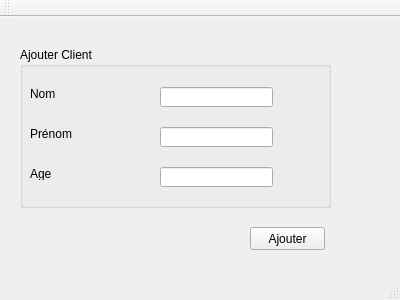
karim-aloulou/Smart_Park-C-QTC, file mainwindow.ui: the form before one commit.
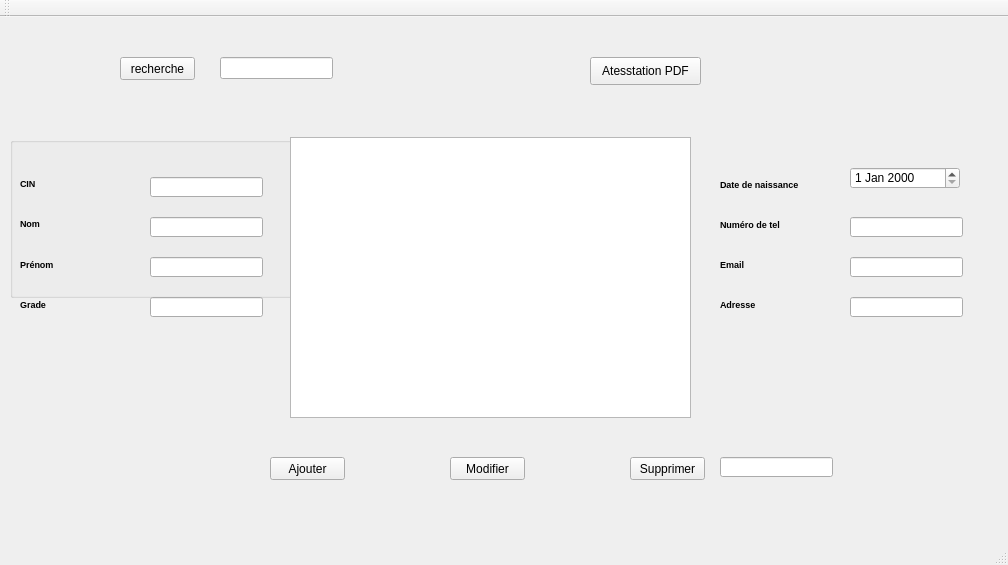
The form after the commit.

The edit to the form file:
```diff
--- a/mainwindow.ui
+++ b/mainwindow.ui
@@ -6,8 +6,8 @@
    <rect>
     <x>0</x>
     <y>0</y>
-    <width>400</width>
-    <height>300</height>
+    <width>1008</width>
+    <height>565</height>
    </rect>
   </property>
   <property name="windowTitle">
@@ -17,14 +17,14 @@
    <widget class="QGroupBox" name="groupBox">
     <property name="geometry">
      <rect>
-      <x>20</x>
-      <y>30</y>
+      <x>10</x>
+      <y>120</y>
       <width>311</width>
       <height>161</height>
      </rect>
     </property>
     <property name="title">
-     <string>Ajouter Client</string>
+     <string/>
     </property>
     <widget class="QLabel" name="label">
      <property name="geometry">
@@ -36,7 +36,7 @@
       </rect>
      </property>
      <property name="text">
-      <string>Nom</string>
+      <string>&lt;html&gt;&lt;head/&gt;&lt;body&gt;&lt;p&gt;&lt;span style=&quot; font-size:7pt; font-weight:600;&quot;&gt;CIN &lt;/span&gt;&lt;/p&gt;&lt;/body&gt;&lt;/html&gt;</string>
      </property>
     </widget>
     <widget class="QLabel" name="label_2">
@@ -49,7 +49,7 @@
       </rect>
      </property>
      <property name="text">
-      <string>Prénom</string>
+      <string>&lt;html&gt;&lt;head/&gt;&lt;body&gt;&lt;p&gt;&lt;span style=&quot; font-size:7pt; font-weight:600;&quot;&gt;Nom&lt;/span&gt;&lt;/p&gt;&lt;/body&gt;&lt;/html&gt;</string>
      </property>
     </widget>
     <widget class="QLabel" name="label_3">
@@ -62,10 +62,10 @@
       </rect>
      </property>
      <property name="text">
-      <string>Age</string>
+      <string/>
      </property>
     </widget>
-    <widget class="QLineEdit" name="lineEdit">
+    <widget class="QLineEdit" name="lineEdit_CIN">
      <property name="geometry">
       <rect>
        <x>140</x>
@@ -95,12 +95,25 @@
       </rect>
      </property>
     </widget>
+    <widget class="QLabel" name="label_4">
+     <property name="geometry">
+      <rect>
+       <x>10</x>
+       <y>120</y>
+       <width>56</width>
+       <height>16</height>
+      </rect>
+     </property>
+     <property name="text">
+      <string>&lt;html&gt;&lt;head/&gt;&lt;body&gt;&lt;p&gt;&lt;span style=&quot; font-size:7pt; font-weight:600;&quot;&gt;Prénom&lt;/span&gt;&lt;/p&gt;&lt;/body&gt;&lt;/html&gt;</string>
+     </property>
+    </widget>
    </widget>
    <widget class="QPushButton" name="pushButton">
     <property name="geometry">
      <rect>
-      <x>250</x>
-      <y>210</y>
+      <x>270</x>
+      <y>440</y>
       <width>75</width>
       <height>23</height>
      </rect>
@@ -109,6 +122,203 @@
      <string>Ajouter</string>
     </property>
    </widget>
+   <widget class="QTableView" name="tableView">
+    <property name="geometry">
+     <rect>
+      <x>290</x>
+      <y>120</y>
+      <width>401</width>
+      <height>281</height>
+     </rect>
+    </property>
+   </widget>
+   <widget class="QLineEdit" name="lineEdit_Grade">
+    <property name="geometry">
+     <rect>
+      <x>150</x>
+      <y>280</y>
+      <width>113</width>
+      <height>20</height>
+     </rect>
+    </property>
+   </widget>
+   <widget class="QLineEdit" name="lineEdit_Num">
+    <property name="geometry">
+     <rect>
+      <x>850</x>
+      <y>200</y>
+      <width>113</width>
+      <height>20</height>
+     </rect>
+    </property>
+   </widget>
+   <widget class="QLabel" name="label_5">
+    <property name="geometry">
+     <rect>
+      <x>20</x>
+      <y>280</y>
+      <width>56</width>
+      <height>16</height>
+     </rect>
+    </property>
+    <property name="text">
+     <string>&lt;html&gt;&lt;head/&gt;&lt;body&gt;&lt;p&gt;&lt;span style=&quot; font-size:7pt; font-weight:600;&quot;&gt;Grade&lt;/span&gt;&lt;/p&gt;&lt;/body&gt;&lt;/html&gt;</string>
+    </property>
+   </widget>
+   <widget class="QLabel" name="label_6">
+    <property name="geometry">
+     <rect>
+      <x>720</x>
+      <y>160</y>
+      <width>111</width>
+      <height>16</height>
+     </rect>
+    </property>
+    <property name="text">
+     <string>&lt;html&gt;&lt;head/&gt;&lt;body&gt;&lt;p&gt;&lt;span style=&quot; font-size:7pt; font-weight:600;&quot;&gt;Date de naissance&lt;/span&gt;&lt;/p&gt;&lt;/body&gt;&lt;/html&gt;</string>
+    </property>
+   </widget>
+   <widget class="QLabel" name="label_7">
+    <property name="geometry">
+     <rect>
+      <x>720</x>
+      <y>200</y>
+      <width>91</width>
+      <height>16</height>
+     </rect>
+    </property>
+    <property name="text">
+     <string>&lt;html&gt;&lt;head/&gt;&lt;body&gt;&lt;p&gt;&lt;span style=&quot; font-size:7pt; font-weight:600;&quot;&gt;Numéro de tel&lt;/span&gt;&lt;/p&gt;&lt;/body&gt;&lt;/html&gt;</string>
+    </property>
+   </widget>
+   <widget class="QLabel" name="label_8">
+    <property name="geometry">
+     <rect>
+      <x>720</x>
+      <y>240</y>
+      <width>56</width>
+      <height>16</height>
+     </rect>
+    </property>
+    <property name="text">
+     <string>&lt;html&gt;&lt;head/&gt;&lt;body&gt;&lt;p&gt;&lt;span style=&quot; font-size:7pt; font-weight:600;&quot;&gt;Email&lt;/span&gt;&lt;/p&gt;&lt;/body&gt;&lt;/html&gt;</string>
+    </property>
+   </widget>
+   <widget class="QLabel" name="label_9">
+    <property name="geometry">
+     <rect>
+      <x>720</x>
+      <y>280</y>
+      <width>81</width>
+      <height>16</height>
+     </rect>
+    </property>
+    <property name="text">
+     <string>&lt;html&gt;&lt;head/&gt;&lt;body&gt;&lt;p&gt;&lt;span style=&quot; font-size:7pt; font-weight:600;&quot;&gt;Adresse&lt;/span&gt;&lt;/p&gt;&lt;/body&gt;&lt;/html&gt;</string>
+    </property>
+   </widget>
+   <widget class="QLineEdit" name="lineEdit_mail">
+    <property name="geometry">
+     <rect>
+      <x>850</x>
+      <y>240</y>
+      <width>113</width>
+      <height>20</height>
+     </rect>
+    </property>
+   </widget>
+   <widget class="QLineEdit" name="lineEdit_Adresse">
+    <property name="geometry">
+     <rect>
+      <x>850</x>
+      <y>280</y>
+      <width>113</width>
+      <height>20</height>
+     </rect>
+    </property>
+   </widget>
+   <widget class="QPushButton" name="pushButton_2">
+    <property name="geometry">
+     <rect>
+      <x>450</x>
+      <y>440</y>
+      <width>75</width>
+      <height>23</height>
+     </rect>
+    </property>
+    <property name="text">
+     <string>Modifier</string>
+    </property>
+   </widget>
+   <widget class="QPushButton" name="delete_2">
+    <property name="geometry">
+     <rect>
+      <x>630</x>
+      <y>440</y>
+      <width>75</width>
+      <height>23</height>
+     </rect>
+    </property>
+    <property name="text">
+     <string>Supprimer</string>
+    </property>
+   </widget>
+   <widget class="QDateEdit" name="lineEdit_Date">
+    <property name="geometry">
+     <rect>
+      <x>850</x>
+      <y>150</y>
+      <width>110</width>
+      <height>22</height>
+     </rect>
+    </property>
+   </widget>
+   <widget class="QLineEdit" name="lineEditSUPP">
+    <property name="geometry">
+     <rect>
+      <x>720</x>
+      <y>440</y>
+      <width>113</width>
+      <height>20</height>
+     </rect>
+    </property>
+   </widget>
+   <widget class="QPushButton" name="PDF">
+    <property name="geometry">
+     <rect>
+      <x>590</x>
+      <y>40</y>
+      <width>111</width>
+      <height>28</height>
+     </rect>
+    </property>
+    <property name="text">
+     <string>Atesstation PDF</string>
+    </property>
+   </widget>
+   <widget class="QLineEdit" name="lineEdit">
+    <property name="geometry">
+     <rect>
+      <x>220</x>
+      <y>40</y>
+      <width>113</width>
+      <height>22</height>
+     </rect>
+    </property>
+   </widget>
+   <widget class="QPushButton" name="pushButton_3">
+    <property name="geometry">
+     <rect>
+      <x>120</x>
+      <y>40</y>
+      <width>75</width>
+      <height>23</height>
+     </rect>
+    </property>
+    <property name="text">
+     <string>recherche</string>
+    </property>
+   </widget>
   </widget>
   <widget class="QMenuBar" name="menuBar">
    <property name="geometry">
```
Left out of the diff: 11 changed lines with no effect on the pictures.
